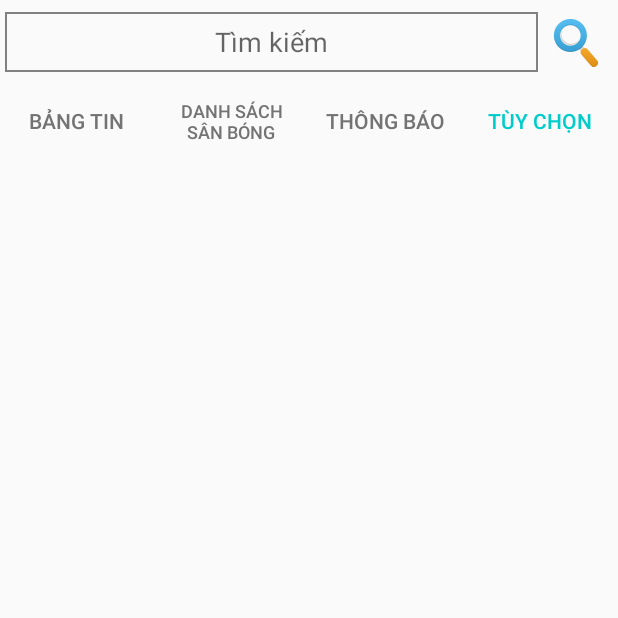
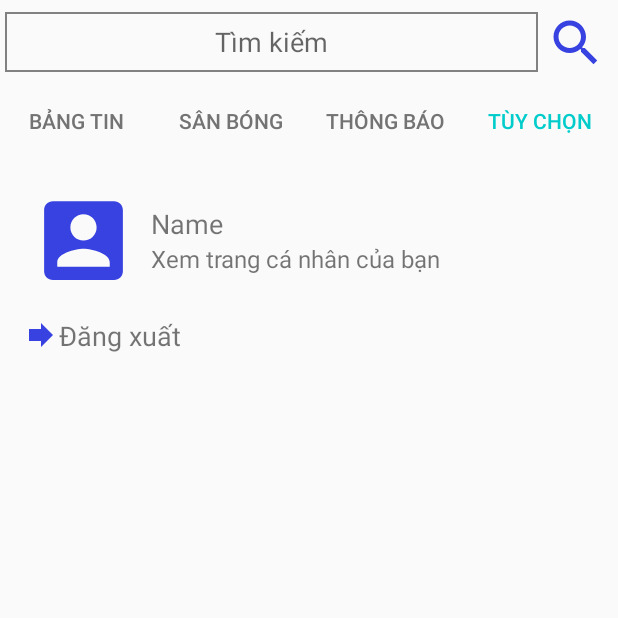
Before and after one commit to trungduc0310/demosmatch, an Android app: the screen it shows after launch (Trangchu), tab 4 chosen, on a phone screen of 412 x 824 dp, the top half of it. Run offline under Robolectric (Android 15) with nearby library versions, the phone set to English and light mode, and no system bars; our stand-ins replace Picasso; libraries missing offline, so code that uses them is left out: com.andremion.counterfab; pictures from the network do not load.

Commit message:
update icon,tuychon

```diff
--- a/app/src/main/java/com/example/phamtrungduc/demogiaodien/adapter/PagerAdapter.java
+++ b/app/src/main/java/com/example/phamtrungduc/demogiaodien/adapter/PagerAdapter.java
@@ -50,7 +50,7 @@ public class PagerAdapter extends FragmentStatePagerAdapter {
                 title="Bảng tin";
                 break;
             case 1:
-                title="Danh sách sân bóng";
+                title="Sân bóng";
                 break;
             case 2:
                 title="Thông báo";
@@ -61,4 +61,5 @@ public class PagerAdapter extends FragmentStatePagerAdapter {
         }
         return title;
     }
+
 }
--- a/app/src/main/java/com/example/phamtrungduc/demogiaodien/fragment/Danhsachsanbong.java
+++ b/app/src/main/java/com/example/phamtrungduc/demogiaodien/fragment/Danhsachsanbong.java
@@ -4,8 +4,10 @@ import android.os.Bundle;
 import android.view.LayoutInflater;
 import android.view.View;
 import android.view.ViewGroup;
+import android.widget.ArrayAdapter;
 import android.widget.Button;
 import android.widget.ListView;
+import android.widget.Spinner;
 import android.widget.TextView;
 
 import com.example.phamtrungduc.demogiaodien.R;
@@ -20,17 +22,28 @@ import androidx.fragment.app.Fragment;
 
 public class Danhsachsanbong extends Fragment {
     List<Sanbong> dssanbong=new ArrayList<>();
+    List<String> dskhuvuc= new ArrayList<>();
     ListView lvdssanbong;
     AdapterDanhsachsanbong adapter;
+    ArrayAdapter<String> adapterkhuvuc;
     Button btncall;
+    Spinner spinnerKhuvuc;
+
     public Danhsachsanbong() {
     }
-    public void fakedata(){
+    public void fakedata1(){
         dssanbong.add(new Sanbong("Thiên Trường 1","Nam Định","0966541248","http://icons.iconarchive.com/icons/custom-icon-design/pretty-office-2/96/man-icon.png"));
         dssanbong.add(new Sanbong("Thiên Trường 2","Nam Định","0966541248","http://icons.iconarchive.com/icons/custom-icon-design/pretty-office-2/96/man-icon.png"));
         dssanbong.add(new Sanbong("Thiên Trường 3","Nam Định","0966541248","http://icons.iconarchive.com/icons/custom-icon-design/pretty-office-2/96/man-icon.png"));
         dssanbong.add(new Sanbong("Thiên Trường 4","Nam Định","0966541248","http://icons.iconarchive.com/icons/custom-icon-design/pretty-office-2/96/man-icon.png"));
         dssanbong.add(new Sanbong("Thiên Trường 5","Nam Định","0966541248","http://icons.iconarchive.com/icons/custom-icon-design/pretty-office-2/96/man-icon.png"));
+    }
+    public void fakedata2(){
+        dskhuvuc.add("Hoàng Mai");
+        dskhuvuc.add("Hai Bà Trưng");
+        dskhuvuc.add("Hà Đông");
+        dskhuvuc.add("Cầu Giấy");
+        dskhuvuc.add("Thanh Xuân");
     }
 
 
@@ -38,11 +51,15 @@ public class Danhsachsanbong extends Fragment {
     public View onCreateView(@NonNull LayoutInflater inflater,ViewGroup container, Bundle savedInstanceState) {
         View view=inflater.inflate(R.layout.fragment_dssanbong,container,false);
         lvdssanbong=view.findViewById(R.id.lv_dssanbong);
-
-        fakedata();
-
+        spinnerKhuvuc=view.findViewById(R.id.spin_dskhuvuc);
+        fakedata1();
+        fakedata2();
         adapter=new AdapterDanhsachsanbong(getContext(),R.layout.item_fragment_dssanbong,dssanbong);
         lvdssanbong.setAdapter(adapter);
+
+        adapterkhuvuc= new ArrayAdapter<>(getContext(),android.R.layout.simple_list_item_1,dskhuvuc);
+        adapterkhuvuc.setDropDownViewResource(android.R.layout.simple_list_item_1);
+        spinnerKhuvuc.setAdapter(adapterkhuvuc);
         return view;
 
     }
--- /dev/null
+++ b/app/src/main/res/drawable/ic_account.xml
@@ -0,0 +1,5 @@
+<vector android:height="24dp" android:tint="#3742E0"
+    android:viewportHeight="24.0" android:viewportWidth="24.0"
+    android:width="24dp" xmlns:android="http://schemas.android.com/apk/res/android">
+    <path android:fillColor="#FF000000" android:pathData="M3,5v14c0,1.1 0.89,2 2,2h14c1.1,0 2,-0.9 2,-2L21,5c0,-1.1 -0.9,-2 -2,-2L5,3c-1.11,0 -2,0.9 -2,2zM15,9c0,1.66 -1.34,3 -3,3s-3,-1.34 -3,-3 1.34,-3 3,-3 3,1.34 3,3zM6,17c0,-2 4,-3.1 6,-3.1s6,1.1 6,3.1v1L6,18v-1z"/>
+</vector>
--- /dev/null
+++ b/app/src/main/res/drawable/ic_forward_black_24dp.xml
@@ -0,0 +1,5 @@
+<vector android:height="24dp" android:tint="#3742E0"
+    android:viewportHeight="24.0" android:viewportWidth="24.0"
+    android:width="24dp" xmlns:android="http://schemas.android.com/apk/res/android">
+    <path android:fillColor="#FF000000" android:pathData="M12,8V4l8,8 -8,8v-4H4V8z"/>
+</vector>
--- /dev/null
+++ b/app/src/main/res/drawable/ic_image_black_24dp.xml
@@ -0,0 +1,7 @@
+<vector android:height="40dp" android:tint="#3742E0"
+    android:viewportHeight="24.0" android:viewportWidth="24.0"
+    android:width="40dp"
+    xmlns:android="http://schemas.android.com/apk/res/android">
+    <path android:fillColor="#FF000000"
+        android:pathData="M21,19V5c0,-1.1 -0.9,-2 -2,-2H5c-1.1,0 -2,0.9 -2,2v14c0,1.1 0.9,2 2,2h14c1.1,0 2,-0.9 2,-2zM8.5,13.5l2.5,3.01L14.5,12l4.5,6H5l3.5,-4.5z"/>
+</vector>
--- /dev/null
+++ b/app/src/main/res/drawable/ic_search_black_24dp.xml
@@ -0,0 +1,5 @@
+<vector android:height="40dp" android:tint="#3742E0"
+    android:viewportHeight="24.0" android:viewportWidth="24.0"
+    android:width="40dp" xmlns:android="http://schemas.android.com/apk/res/android">
+    <path android:fillColor="#FF000000" android:pathData="M15.5,14h-0.79l-0.28,-0.27C15.41,12.59 16,11.11 16,9.5 16,5.91 13.09,3 9.5,3S3,5.91 3,9.5 5.91,16 9.5,16c1.61,0 3.09,-0.59 4.23,-1.57l0.27,0.28v0.79l5,4.99L20.49,19l-4.99,-5zM9.5,14C7.01,14 5,11.99 5,9.5S7.01,5 9.5,5 14,7.01 14,9.5 11.99,14 9.5,14z"/>
+</vector>
--- a/app/src/main/res/layout/activity_trangchu.xml
+++ b/app/src/main/res/layout/activity_trangchu.xml
@@ -26,26 +26,26 @@
         android:layout_width="50dp"
         android:layout_height="50dp"
         android:id="@+id/btnimg_timkiem"
-        android:src="@mipmap/search_icon"
+        android:src="@drawable/ic_search_black_24dp"
         android:background="#00ffffff"
         />
 </LinearLayout>
 
-    <android.support.design.widget.TabLayout
+    <com.google.android.material.tabs.TabLayout
         android:id="@+id/tabs"
         android:layout_width="match_parent"
         android:layout_height="wrap_content"
         android:background="#00ffffff"
         app:tabInlineLabel="false"
         app:tabSelectedTextColor="#00cccb"
-        app:tabTextColor="#737373" />
-    <android.support.v4.view.ViewPager
+        app:tabTextColor="#737373">
+    </com.google.android.material.tabs.TabLayout>
+    <androidx.viewpager.widget.ViewPager
         android:id="@+id/container"
         android:layout_width="match_parent"
         android:layout_height="match_parent"
         app:layout_behavior="@string/appbar_scrolling_view_behavior" >
-    </android.support.v4.view.ViewPager>
-
+    </androidx.viewpager.widget.ViewPager>
 
 
 </LinearLayout>
--- a/app/src/main/res/layout/fragment_bangtin.xml
+++ b/app/src/main/res/layout/fragment_bangtin.xml
@@ -11,6 +11,7 @@
         android:orientation="horizontal"
         android:padding="10dp">
         <ImageView
+            android:src="@drawable/ic_account"
             android:layout_width="50dp"
             android:layout_height="50dp"
             android:id="@+id/img_bangtin_useravt"/>
@@ -26,7 +27,7 @@
             android:background="#00ffffff"
             android:layout_width="50dp"
             android:layout_height="50dp"
-            android:src="@mipmap/picture_icon"
+            android:src="@drawable/ic_image_black_24dp"
             android:id="@+id/btnimg_bangtin_themhinhanh"
             />
     </LinearLayout>
--- a/app/src/main/res/layout/fragment_dssanbong.xml
+++ b/app/src/main/res/layout/fragment_dssanbong.xml
@@ -4,11 +4,25 @@
     android:layout_height="match_parent"
     android:orientation="vertical"
     android:padding="10dp">
+<LinearLayout
+    android:layout_width="match_parent"
+    android:layout_height="wrap_content"
+    android:orientation="horizontal">
+    <TextView
+        android:textSize="16sp"
+        android:layout_width="match_parent"
+        android:layout_height="wrap_content"
+        android:text="Chọn khu vực : "
+        android:gravity="right"
+        android:layout_weight="1"/>
+    <Spinner
+        android:layout_weight="1"
+        android:id="@+id/spin_dskhuvuc"
+        android:layout_width="match_parent"
+        android:layout_height="wrap_content">
+    </Spinner>
+</LinearLayout>
 
-    <Spinner
-        android:id="@+id/spi_dskhuvuc"
-        android:layout_width="match_parent"
-        android:layout_height="wrap_content"></Spinner>
     <TextView
         android:layout_margin="10dp"
         android:layout_width="wrap_content"
--- a/app/src/main/res/layout/fragment_tuychon.xml
+++ b/app/src/main/res/layout/fragment_tuychon.xml
@@ -2,9 +2,65 @@
 <LinearLayout xmlns:android="http://schemas.android.com/apk/res/android"
     android:layout_width="match_parent"
     android:layout_height="match_parent"
-    android:orientation="vertical">
-    <ListView
+    android:orientation="vertical"
+    android:padding="10dp">
+    <ScrollView
+        android:focusable="true"
         android:layout_width="match_parent"
-        android:layout_height="wrap_content"
-        android:id="@+id/lv_dstuychon"></ListView>
+        android:layout_height="wrap_content">
+        <LinearLayout
+            android:layout_width="match_parent"
+            android:layout_height="match_parent"
+            android:orientation="vertical">
+            <LinearLayout
+                android:layout_width="match_parent"
+                android:layout_height="wrap_content"
+                android:orientation="horizontal"
+                android:padding="5dp"
+                android:layout_margin="5dp">
+                <androidx.appcompat.widget.AppCompatImageView
+                    android:layout_width="70dp"
+                    android:layout_height="70dp"
+                    android:src="@drawable/ic_account"
+                    android:id="@+id/img_tuychon_avt"/>
+                <LinearLayout
+                    android:layout_marginLeft="10dp"
+                    android:gravity="left"
+                    android:layout_gravity="center"
+                    android:layout_width="match_parent"
+                    android:layout_height="wrap_content"
+                    android:orientation="vertical">
+                    <TextView
+                        android:layout_width="wrap_content"
+                        android:layout_height="wrap_content"
+                        android:text="Name"
+                        android:textSize="18sp"
+                        android:id="@+id/tv_tuychon_name"/>
+                    <TextView
+                        android:textSize="16sp"
+                        android:layout_width="wrap_content"
+                        android:layout_height="wrap_content"
+                        android:id="@+id/tv_tuychon_viewprofile"
+                        android:text="Xem trang cá nhân của bạn"/>
+                </LinearLayout>
+            </LinearLayout>
+            <TextView
+                android:padding="5dp"
+                android:layout_width="match_parent"
+                android:layout_height="wrap_content"
+                android:text="Đăng xuất"
+                android:textSize="18sp"
+                android:gravity="center_vertical"
+                android:drawableLeft="@drawable/ic_forward_black_24dp"
+                android:drawableStart="@drawable/ic_forward_black_24dp"
+                />
+        </LinearLayout>
+
+
+
+    </ScrollView>
+
+
+
+
 </LinearLayout>
```
Also changed, not shown: app/src/main/java/com/example/phamtrungduc/demogiaodien/activity/Trangchu.java (+9 -0 lines).
